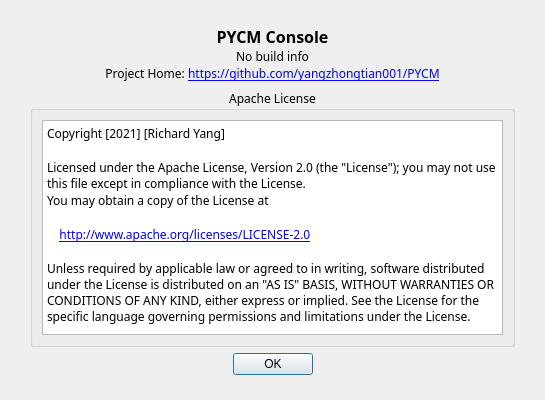
Qt form Console/UI/AboutUI.ui (yang-zhongtian/PYCM) before a commit.
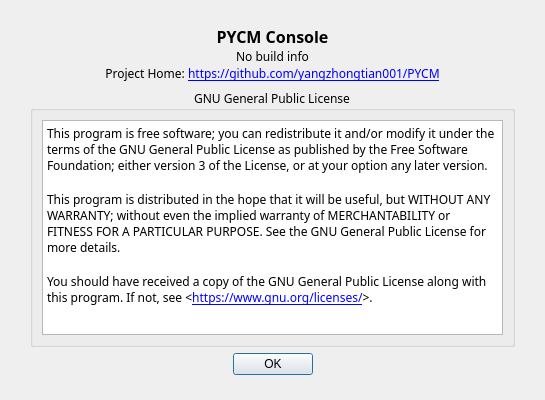
The same form after that commit. Icons and pictures are not drawn.

Commit message: [upgrade] update license & add new feature

The edit to the form file:
```diff
--- a/Console/UI/AboutUI.ui
+++ b/Console/UI/AboutUI.ui
@@ -108,7 +108,7 @@
       </font>
      </property>
      <property name="title">
-      <string>Apache License</string>
+      <string>GNU General Public License</string>
      </property>
      <property name="alignment">
       <set>Qt::AlignCenter</set>
@@ -128,14 +128,11 @@
 &lt;html&gt;&lt;head&gt;&lt;meta name=&quot;qrichtext&quot; content=&quot;1&quot; /&gt;&lt;style type=&quot;text/css&quot;&gt;
 p, li { white-space: pre-wrap; }
 &lt;/style&gt;&lt;/head&gt;&lt;body style=&quot; font-family:'阿里巴巴普惠体','阿里巴巴普惠体'; font-size:9pt; font-weight:600; font-style:normal;&quot;&gt;
-&lt;p style=&quot; margin-top:0px; margin-bottom:0px; margin-left:0px; margin-right:0px; -qt-block-indent:0; text-indent:0px;&quot;&gt;&lt;span style=&quot; font-family:'SimSun'; font-weight:400;&quot;&gt;Copyright [2021] [Richard Yang]&lt;/span&gt;&lt;/p&gt;
+&lt;p style=&quot; margin-top:0px; margin-bottom:0px; margin-left:0px; margin-right:0px; -qt-block-indent:0; text-indent:0px;&quot;&gt;&lt;span style=&quot; font-family:'SimSun'; font-weight:400;&quot;&gt;This program is free software; you can redistribute it and/or modify it under the terms of the GNU General Public License as published by the Free Software Foundation; either version 3 of the License, or at your option any later version.&lt;/span&gt;&lt;/p&gt;
 &lt;p style=&quot;-qt-paragraph-type:empty; margin-top:0px; margin-bottom:0px; margin-left:0px; margin-right:0px; -qt-block-indent:0; text-indent:0px; font-family:'SimSun'; font-weight:400;&quot;&gt;&lt;br /&gt;&lt;/p&gt;
-&lt;p style=&quot; margin-top:0px; margin-bottom:0px; margin-left:0px; margin-right:0px; -qt-block-indent:0; text-indent:0px;&quot;&gt;&lt;span style=&quot; font-family:'SimSun'; font-weight:400;&quot;&gt;Licensed under the Apache License, Version 2.0 (the &amp;quot;License&amp;quot;); you may not use this file except in compliance with the License.&lt;/span&gt;&lt;/p&gt;
-&lt;p style=&quot; margin-top:0px; margin-bottom:0px; margin-left:0px; margin-right:0px; -qt-block-indent:0; text-indent:0px;&quot;&gt;&lt;span style=&quot; font-family:'SimSun'; font-weight:400;&quot;&gt;You may obtain a copy of the License at&lt;/span&gt;&lt;/p&gt;
+&lt;p style=&quot; margin-top:0px; margin-bottom:0px; margin-left:0px; margin-right:0px; -qt-block-indent:0; text-indent:0px;&quot;&gt;&lt;span style=&quot; font-family:'SimSun'; font-weight:400;&quot;&gt;This program is distributed in the hope that it will be useful, but WITHOUT ANY WARRANTY; without even the implied warranty of MERCHANTABILITY or FITNESS FOR A PARTICULAR PURPOSE. See the GNU General Public License for more details. &lt;/span&gt;&lt;/p&gt;
 &lt;p style=&quot;-qt-paragraph-type:empty; margin-top:0px; margin-bottom:0px; margin-left:0px; margin-right:0px; -qt-block-indent:0; text-indent:0px; font-family:'SimSun'; font-weight:400;&quot;&gt;&lt;br /&gt;&lt;/p&gt;
-&lt;p style=&quot; margin-top:0px; margin-bottom:0px; margin-left:0px; margin-right:0px; -qt-block-indent:0; text-indent:0px;&quot;&gt;&lt;span style=&quot; font-family:'SimSun'; font-weight:400;&quot;&gt;    &lt;/span&gt;&lt;a href=&quot;http://www.apache.org/licenses/LICENSE-2.0&quot;&gt;&lt;span style=&quot; font-family:'SimSun'; font-weight:400; text-decoration: underline; color:#0000ff;&quot;&gt;http://www.apache.org/licenses/LICENSE-2.0&lt;/span&gt;&lt;/a&gt;&lt;/p&gt;
-&lt;p style=&quot;-qt-paragraph-type:empty; margin-top:0px; margin-bottom:0px; margin-left:0px; margin-right:0px; -qt-block-indent:0; text-indent:0px; font-family:'SimSun'; font-weight:400;&quot;&gt;&lt;br /&gt;&lt;/p&gt;
-&lt;p style=&quot; margin-top:0px; margin-bottom:0px; margin-left:0px; margin-right:0px; -qt-block-indent:0; text-indent:0px;&quot;&gt;&lt;span style=&quot; font-family:'SimSun'; font-weight:400;&quot;&gt;Unless required by applicable law or agreed to in writing, software distributed under the License is distributed on an &amp;quot;AS IS&amp;quot; BASIS, WITHOUT WARRANTIES OR CONDITIONS OF ANY KIND, either express or implied. See the License for the specific language governing permissions and limitations under the License.&lt;/span&gt;&lt;/p&gt;&lt;/body&gt;&lt;/html&gt;</string>
+&lt;p style=&quot; margin-top:0px; margin-bottom:0px; margin-left:0px; margin-right:0px; -qt-block-indent:0; text-indent:0px;&quot;&gt;&lt;span style=&quot; font-family:'SimSun'; font-weight:400;&quot;&gt;You should have received a copy of the GNU General Public License along with this program. If not, see &amp;lt;&lt;/span&gt;&lt;a href=&quot;https://www.gnu.org/licenses/&quot;&gt;&lt;span style=&quot; font-family:'SimSun'; font-weight:400; text-decoration: underline; color:#0000ff;&quot;&gt;https://www.gnu.org/licenses/&lt;/span&gt;&lt;/a&gt;&lt;span style=&quot; font-family:'SimSun'; font-weight:400;&quot;&gt;&amp;gt;.&lt;/span&gt;&lt;/p&gt;&lt;/body&gt;&lt;/html&gt;</string>
         </property>
         <property name="openExternalLinks">
          <bool>true</bool>
```
The commit also changes 68 other files.
